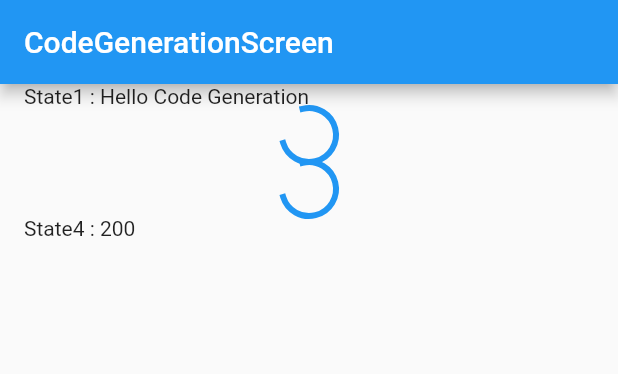
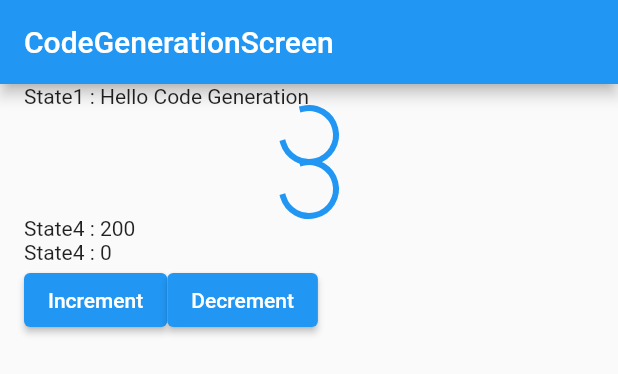
Before and after one commit to isnow890/riverpod_test, a Flutter app: the CodeGenerationScreen widget shown alone on an empty page, opened directly, on a phone screen of 412 x 824 dp. Shown: the top 374 px of the screen. Run offline on Flutter 3.47's test engine with Material 2 defaults, Android fonts, the phone set to English and light mode, and no system bars; our stand-ins replace flutter_riverpod, riverpod_annotation; generated files the repository leaves out were written again.

Commit message:
Riverpod v2 StateNotifierProvider 코드제너레이션으로 생성하기

```diff
--- a/lib/riverpod/code_generation_provider.dart
+++ b/lib/riverpod/code_generation_provider.dart
@@ -51,3 +51,25 @@ final _testFamilyProvider = Provider.family<int,Parameter>((ref,parameter) => pa
 int gStateMultiply(GStateMultiplyRef ref, {required int number1, required int number2}){
   return number1 * number2;
 }
+
+//StateNotifier
+@riverpod
+//_$클래스명 넣는건 패턴임.
+class GStateNotifier extends _$GStateNotifier{
+
+  //build 함수 무조건 Override 해줘야함
+  //초기값 무조건 지정해야함.
+  @override
+  int build(){
+    return 0;
+  }
+
+  increment(){
+    state ++;
+  }
+  decrement(){
+    state --;
+  }
+
+
+}
--- a/lib/screen/code_generation_screen.dart
+++ b/lib/screen/code_generation_screen.dart
@@ -14,7 +14,7 @@ class CodeGenerationScreen extends ConsumerWidget {
     final state2 = ref.watch(gStateFutureProvider);
     final state3 = ref.watch(gStateFuture2Provider);
     final state4 = ref.watch(gStateMultiplyProvider(number1: 10, number2: 20));
-
+    final state5 = ref.watch(gStateNotifierProvider);
     return DefaultLayout(
       title: 'CodeGenerationScreen',
       body: Column(
@@ -56,6 +56,19 @@ class CodeGenerationScreen extends ConsumerWidget {
             },
           ),
           Text('State4 : $state4'),
+          Text('State4 : $state5'),
+          Row(
+            children: [
+              ElevatedButton(
+                  onPressed: () {
+                    ref.read(gStateNotifierProvider.notifier).increment();
+                  },
+                  child: Text('Increment')),
+              ElevatedButton(onPressed: () {
+                ref.read(gStateNotifierProvider.notifier).decrement();
+              }, child: Text('Decrement')),
+            ],
+          )
         ],
       ),
     );
```
